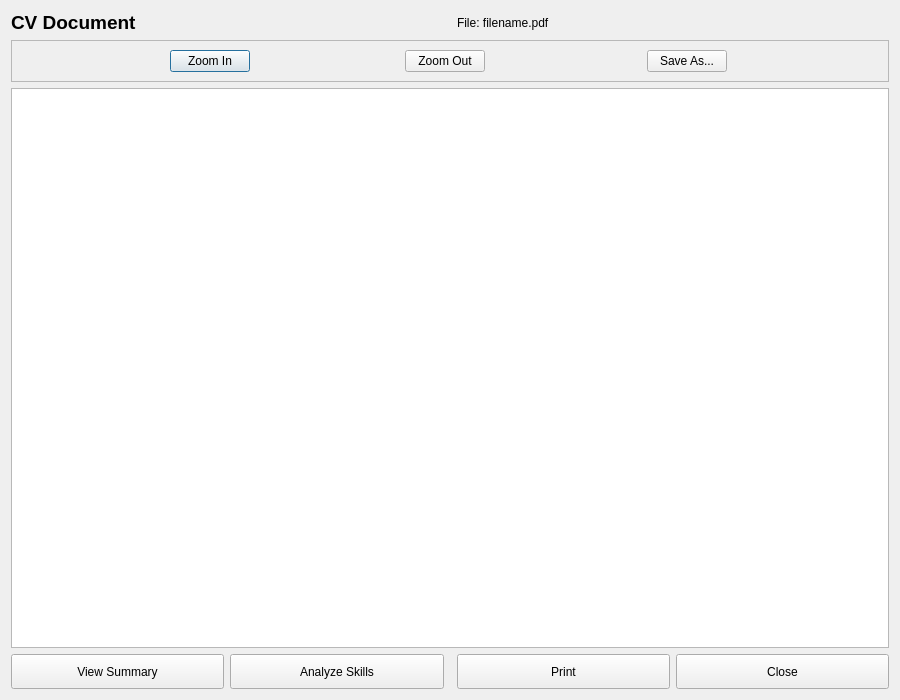
This is src/ui/cv.ui in Narrr21/Tubes3_HR_Magang as Qt 5 draws it before an edit. The edited form follows.
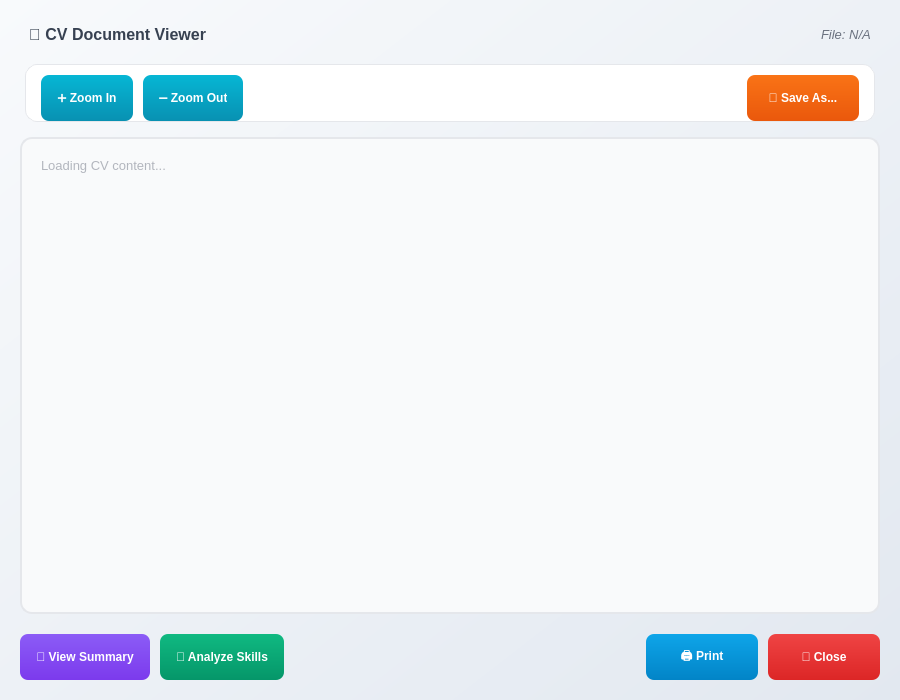
This is the edited form.

Commit message: feat: connect summary UI to main application

Patch:
```diff
--- a/src/ui/cv.ui
+++ b/src/ui/cv.ui
@@ -16,19 +16,151 @@
   <property name="modal">
    <bool>true</bool>
   </property>
+  <property name="styleSheet">
+   <string notr="true">
+/* Base Dialog Styling - Matches MainWindow and SummaryWindow */
+QDialog {
+    background: qlineargradient(x1:0, y1:0, x2:1, y2:1, stop:0 #f8fafc, stop:1 #e2e8f0);
+    font-family: 'Segoe UI', sans-serif;
+}
+
+/* Header Labels */
+QLabel#lblCVTitle {
+    color: #374151; /* Dark grey */
+    font-weight: bold;
+    font-size: 16px; /* Slightly smaller than main title but prominent */
+    padding: 5px;
+}
+
+QLabel#lblFileName {
+    color: #6b7280; /* Greyish text for file info */
+    font-size: 13px;
+    font-style: italic;
+    padding: 5px;
+}
+
+/* Toolbar Frame Styling */
+QFrame#toolbar {
+    background: #ffffff; /* White background for toolbar */
+    border: 1px solid #e5e7eb;
+    border-radius: 12px;
+    margin: 5px; /* Adjust margin to give it space */
+    padding: 5px;
+}
+
+/* General Button Styling (from MainWindow) */
+QPushButton {
+    background: qlineargradient(x1:0, y1:0, x2:0, y2:1, stop:0 #6366f1, stop:1 #4f46e5); /* Main button gradient */
+    color: white;
+    border: none;
+    border-radius: 8px;
+    padding: 8px 16px;
+    font-weight: bold;
+    font-size: 12px;
+    min-width: 80px; /* Ensure a minimum width for all buttons */
+    min-height: 30px; /* Ensure a minimum height for all buttons */
+}
+
+QPushButton:hover {
+    background: qlineargradient(x1:0, y1:0, x2:0, y2:1, stop:0 #5855eb, stop:1 #4338ca);
+}
+
+QPushButton:pressed {
+    background: qlineargradient(x1:0, y1:0, x2:0, y2:1, stop:0 #4338ca, stop:1 #3730a3);
+}
+
+QPushButton:disabled {
+    background: #9ca3af;
+    color: #6b7280;
+}
+
+/* Specific Toolbar Button Styling */
+QPushButton#btnZoomIn, QPushButton#btnZoomOut {
+    background: qlineargradient(x1:0, y1:0, x2:0, y2:1, stop:0 #06b6d4, stop:1 #0891b2); /* Cyan gradient */
+    min-width: 60px; /* Smaller width for zoom buttons */
+}
+QPushButton#btnZoomIn:hover, QPushButton#btnZoomOut:hover {
+    background: qlineargradient(x1:0, y1:0, x2:0, y2:1, stop:0 #0891b2, stop:1 #0e7490);
+}
+
+QPushButton#btnSaveAs {
+    background: qlineargradient(x1:0, y1:0, x2:0, y2:1, stop:0 #f97316, stop:1 #ea580c); /* Orange gradient for Save As */
+}
+QPushButton#btnSaveAs:hover {
+    background: qlineargradient(x1:0, y1:0, x2:0, y2:1, stop:0 #ea580c, stop:1 #c2410c);
+}
+
+/* Main Content TextEdit */
+QTextEdit {
+    border: 2px solid #e5e7eb;
+    border-radius: 12px; /* Consistent rounded corners */
+    padding: 15px; /* More padding for content */
+    background: white;
+    font-size: 13px; /* Match general text size */
+    color: #374151; /* Dark grey text */
+}
+
+QTextEdit:read-only {
+    background: #f9fafb; /* Slightly off-white for read-only */
+    color: #6b7280; /* Greyer text for read-only */
+}
+
+/* Bottom Action Buttons */
+QPushButton#btnViewSummary {
+    background: qlineargradient(x1:0, y1:0, x2:0, y2:1, stop:0 #8b5cf6, stop:1 #7c3aed); /* Purple similar to Upload */
+}
+QPushButton#btnViewSummary:hover {
+    background: qlineargradient(x1:0, y1:0, x2:0, y2:1, stop:0 #7c3aed, stop:1 #6d28d9);
+}
+
+QPushButton#btnAnalyzeSkills {
+    background: qlineargradient(x1:0, y1:0, x2:0, y2:1, stop:0 #10b981, stop:1 #059669); /* Green similar to Browse */
+}
+QPushButton#btnAnalyzeSkills:hover {
+    background: qlineargradient(x1:0, y1:0, x2:0, y2:1, stop:0 #059669, stop:1 #047857);
+}
+
+QPushButton#btnPrint {
+    background: qlineargradient(x1:0, y1:0, x2:0, y2:1, stop:0 #0ea5e9, stop:1 #0284c7); /* Light blue for Print */
+}
+QPushButton#btnPrint:hover {
+    background: qlineargradient(x1:0, y1:0, x2:0, y2:1, stop:0 #0284c7, stop:1 #0369a1);
+}
+
+QPushButton#btnClose {
+    background: qlineargradient(x1:0, y1:0, x2:0, y2:1, stop:0 #ef4444, stop:1 #dc2626); /* Red for Close */
+}
+QPushButton#btnClose:hover {
+    background: qlineargradient(x1:0, y1:0, x2:0, y2:1, stop:0 #dc2626, stop:1 #b91c1c);
+}
+   </string>
+  </property>
   <layout class="QVBoxLayout" name="verticalLayout">
-   <!-- Header with CV Info -->
+   <property name="spacing">
+    <number>10</number>
+   </property>
+   <property name="leftMargin">
+    <number>20</number>
+   </property>
+   <property name="topMargin">
+    <number>20</number>
+   </property>
+   <property name="rightMargin">
+    <number>20</number>
+   </property>
+   <property name="bottomMargin">
+    <number>20</number>
+   </property>
    <item>
     <layout class="QHBoxLayout" name="headerLayout">
      <item>
       <widget class="QLabel" name="lblCVTitle">
        <property name="text">
-        <string>CV Document</string>
+        <string>📄 CV Document Viewer</string>
        </property>
        <property name="font">
         <font>
-         <pointsize>14</pointsize>
-         <weight>75</weight>
+         <pointsize>-1</pointsize> <weight>75</weight>
          <bold>true</bold>
         </font>
        </property>
@@ -39,12 +171,18 @@
        <property name="orientation">
         <enum>Qt::Horizontal</enum>
        </property>
+       <property name="sizeHint" stdset="0">
+        <size>
+         <width>40</width>
+         <height>20</height>
+        </size>
+       </property>
       </spacer>
      </item>
      <item>
       <widget class="QLabel" name="lblFileName">
        <property name="text">
-        <string>File: filename.pdf</string>
+        <string>File: N/A</string>
        </property>
       </widget>
      </item>
@@ -55,21 +193,35 @@
    <item>
     <widget class="QFrame" name="toolbar">
      <property name="frameShape">
-      <enum>QFrame::StyledPanel</enum>
-     </property>
+      <enum>QFrame::NoFrame</enum> </property>
      <property name="maximumHeight">
       <number>50</number>
      </property>
      <layout class="QHBoxLayout" name="toolbarLayout">
+      <property name="spacing">
+       <number>10</number>
+      </property>
+      <property name="leftMargin">
+       <number>10</number>
+      </property>
+      <property name="topMargin">
+       <number>0</number>
+      </property>
+      <property name="rightMargin">
+       <number>10</number>
+      </property>
+      <property name="bottomMargin">
+       <number>0</number>
+      </property>
       <item>
        <widget class="QPushButton" name="btnZoomIn">
         <property name="text">
-         <string>Zoom In</string>
+         <string>➕ Zoom In</string>
         </property>
         <property name="maximumSize">
          <size>
-          <width>80</width>
-          <height>30</height>
+          <width>100</width>
+          <height>35</height>
          </size>
         </property>
        </widget>
@@ -77,12 +229,12 @@
       <item>
        <widget class="QPushButton" name="btnZoomOut">
         <property name="text">
-         <string>Zoom Out</string>
+         <string>➖ Zoom Out</string>
         </property>
         <property name="maximumSize">
          <size>
-          <width>80</width>
-          <height>30</height>
+          <width>100</width>
+          <height>35</height>
          </size>
         </property>
        </widget>
@@ -92,17 +244,23 @@
         <property name="orientation">
          <enum>Qt::Horizontal</enum>
         </property>
+        <property name="sizeHint" stdset="0">
+         <size>
+          <width>40</width>
+          <height>20</height>
+         </size>
+        </property>
        </spacer>
       </item>
       <item>
        <widget class="QPushButton" name="btnSaveAs">
         <property name="text">
-         <string>Save As...</string>
+         <string>💾 Save As...</string>
         </property>
         <property name="maximumSize">
          <size>
-          <width>80</width>
-          <height>30</height>
+          <width>120</width>
+          <height>35</height>
          </size>
         </property>
        </widget>
@@ -119,9 +277,10 @@
      </property>
      <property name="font">
       <font>
-       <family>Consolas</family>
-       <pointsize>10</pointsize>
-      </font>
+       <family>Segoe UI</family> <pointsize>-1</pointsize> </font>
+     </property>
+     <property name="placeholderText">
+      <string>Loading CV content...</string>
      </property>
     </widget>
    </item>
@@ -129,10 +288,25 @@
    <!-- Button Layout -->
    <item>
     <layout class="QHBoxLayout" name="buttonLayout">
+     <property name="spacing">
+      <number>10</number>
+     </property>
+     <property name="leftMargin">
+      <number>0</number>
+     </property>
+     <property name="topMargin">
+      <number>10</number>
+     </property>
+     <property name="rightMargin">
+      <number>0</number>
+     </property>
+     <property name="bottomMargin">
+      <number>0</number>
+     </property>
      <item>
       <widget class="QPushButton" name="btnViewSummary">
        <property name="text">
-        <string>View Summary</string>
+        <string>📄 View Summary</string>
        </property>
        <property name="minimumSize">
         <size>
@@ -145,7 +319,7 @@
      <item>
       <widget class="QPushButton" name="btnAnalyzeSkills">
        <property name="text">
-        <string>Analyze Skills</string>
+        <string>💡 Analyze Skills</string>
        </property>
        <property name="minimumSize">
         <size>
@@ -160,12 +334,18 @@
        <property name="orientation">
         <enum>Qt::Horizontal</enum>
        </property>
+       <property name="sizeHint" stdset="0">
+        <size>
+         <width>40</width>
+         <height>20</height>
+        </size>
+       </property>
       </spacer>
      </item>
      <item>
       <widget class="QPushButton" name="btnPrint">
        <property name="text">
-        <string>Print</string>
+        <string>🖨️ Print</string>
        </property>
        <property name="minimumSize">
         <size>
@@ -178,7 +358,7 @@
      <item>
       <widget class="QPushButton" name="btnClose">
        <property name="text">
-        <string>Close</string>
+        <string>🚪 Close</string>
        </property>
        <property name="minimumSize">
         <size>
```
Left out of the diff: 28 changed lines with no effect on the pictures. The commit also changes 6 other files.
